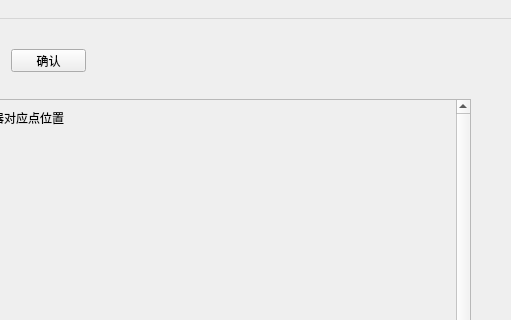
wangqi1994/gui_python_configuration-software, file fenbushi.ui: the form before one commit; both pictures show x 289 to 800 and y 0 to 320 of the 800 by 600 pixel window.
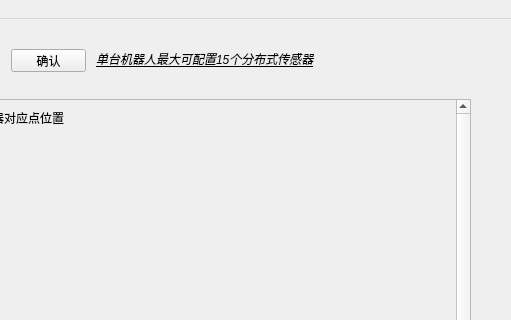
The form after the commit.

What changed in the file:
```diff
--- a/fenbushi.ui
+++ b/fenbushi.ui
@@ -127,6 +127,35 @@
      </widget>
     </widget>
    </widget>
+   <widget class="QLabel" name="hint_fenbushi">
+    <property name="enabled">
+     <bool>true</bool>
+    </property>
+    <property name="geometry">
+     <rect>
+      <x>385</x>
+      <y>32</y>
+      <width>351</width>
+      <height>16</height>
+     </rect>
+    </property>
+    <property name="font">
+     <font>
+      <weight>50</weight>
+      <italic>true</italic>
+      <bold>false</bold>
+      <underline>true</underline>
+      <strikeout>false</strikeout>
+      <kerning>true</kerning>
+     </font>
+    </property>
+    <property name="text">
+     <string>单台机器人最大可配置15个分布式传感器</string>
+    </property>
+    <property name="textFormat">
+     <enum>Qt::AutoText</enum>
+    </property>
+   </widget>
   </widget>
   <widget class="QMenuBar" name="menubar">
    <property name="geometry">
```
